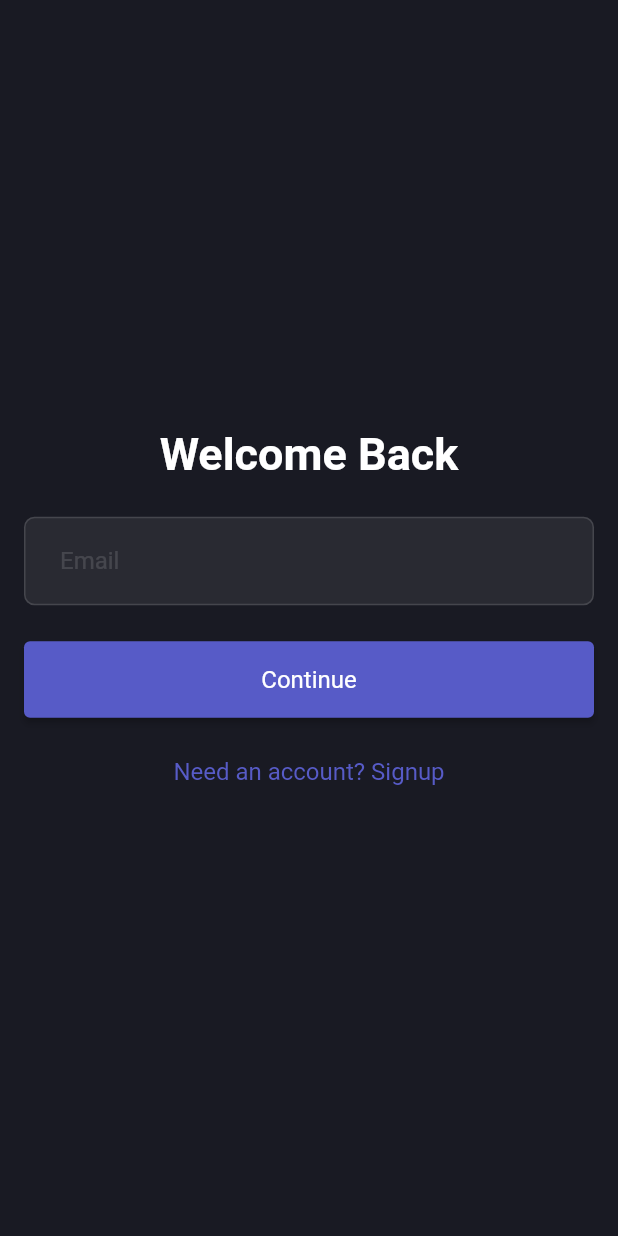
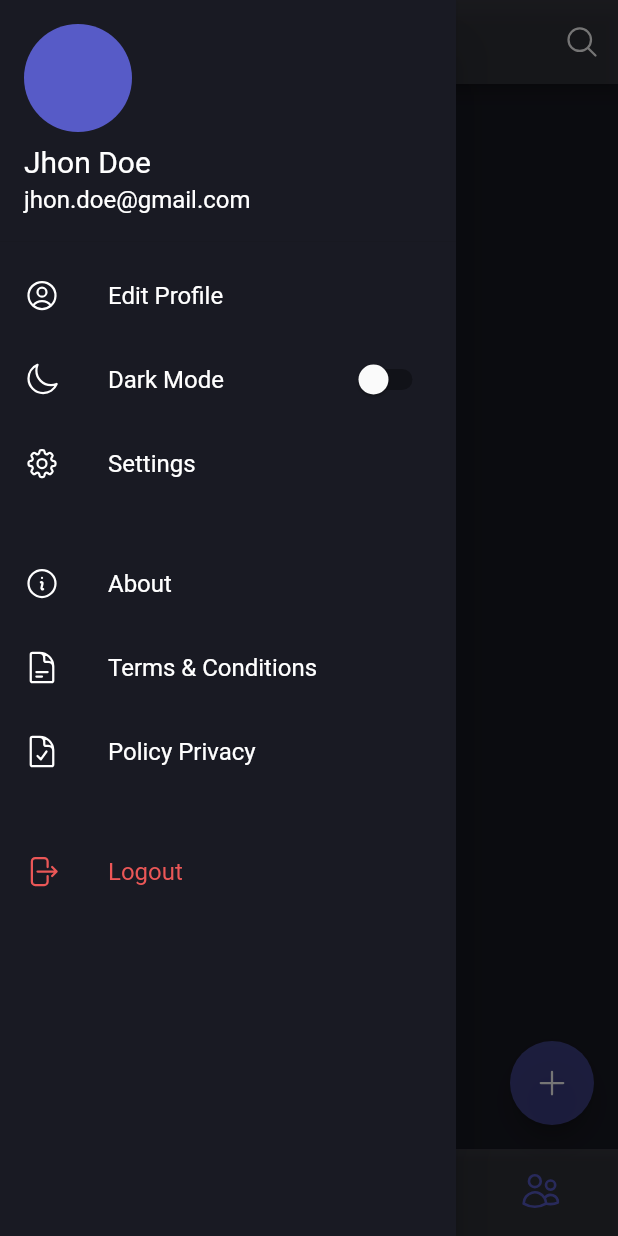
Before and after one commit to oussbad/delivery-App-, a Flutter app: the screen it shows after launch, with the side drawer open (before the commit the screen has no drawer), on a phone screen of 412 x 824 dp. Run offline on Flutter 3.47's test engine with Material 2 defaults, Android fonts, the phone set to English and light mode, and no system bars; our stand-ins replace device_preview, flutter_svg, get, get_storage, heroicons; statements that could not run were skipped.

Commit message:
feat: add home page

```diff
--- a/lib/src/app/resources/strings_manager.dart
+++ b/lib/src/app/resources/strings_manager.dart
@@ -36,6 +36,23 @@ class StringsManager {
       'to login please open your email and click the link in it';
 
   ///
+  /// Home Pages
+  ///
+  static const String orders = 'Orders';
+  static const String statistics = 'Statistics';
+  static const String notifications = 'Notifications';
+  static const String connections = 'Connections';
+
+  ///
+  /// Drawer
+  ///
+  static const String editProfile = 'Edit Profile';
+  static const String darkMode = 'Dark Mode';
+  static const String settings = 'Settings';
+  static const String about = 'About';
+  static const String logout = 'Logout';
+
+  ///
   /// Form Validation
   ///
   static const String requiredErrorMessage = "This field is required";
--- a/lib/src/app/routes/app_pages.dart
+++ b/lib/src/app/routes/app_pages.dart
@@ -3,6 +3,8 @@ import 'package:boxpend_flutter_android_app/src/presentation/auth/binds/signup_b
 import 'package:boxpend_flutter_android_app/src/presentation/auth/pages/email_verification_page.dart';
 import 'package:boxpend_flutter_android_app/src/presentation/auth/pages/signin_page.dart';
 import 'package:boxpend_flutter_android_app/src/presentation/auth/pages/signup_page.dart';
+import 'package:boxpend_flutter_android_app/src/presentation/home/binds/home_bind.dart';
+import 'package:boxpend_flutter_android_app/src/presentation/home/pages/home_page.dart';
 import 'package:boxpend_flutter_android_app/src/presentation/template/binds/template_bind.dart';
 import 'package:boxpend_flutter_android_app/src/presentation/template/pages/template_page.dart';
 import 'package:boxpend_flutter_android_app/src/presentation/welcome/binds/onboarding_bind.dart';
@@ -16,7 +18,7 @@ part 'app_routes.dart';
 class AppPages {
   AppPages._();
 
-  static const initial = AppRoutes.signIn;
+  static const initial = AppRoutes.home;
 
   static final pages = [
     // Just a simple template to copy from
@@ -59,5 +61,14 @@ class AppPages {
       name: _Paths.emailVerification,
       page: () => const EmailVerificationPage(),
     ),
+
+    ///
+    /// Home Pages
+    ///
+    GetPage(
+      name: _Paths.home,
+      page: () => const HomePage(),
+      binding: HomeBind(),
+    ),
   ];
 }
--- a/lib/src/app/routes/app_routes.dart
+++ b/lib/src/app/routes/app_routes.dart
@@ -17,6 +17,11 @@ abstract class _Paths {
   static const signUp = '/signup';
   static const signIn = '/signin';
   static const emailVerification = '/emailVerification';
+
+  ///
+  /// Home Pages
+  ///
+  static const home = '/home';
 }
 
 abstract class AppRoutes {
@@ -37,4 +42,9 @@ abstract class AppRoutes {
   static const signUp = _Paths.signUp;
   static const signIn = _Paths.signIn;
   static const emailVerification = _Paths.emailVerification;
+
+  ///
+  /// Home Pages
+  ///
+  static const home = _Paths.home;
 }
--- a/lib/src/app/themes/app_themes.dart
+++ b/lib/src/app/themes/app_themes.dart
@@ -1,5 +1,4 @@
 import 'package:boxpend_flutter_android_app/src/app/themes/app_palette.dart';
-import 'package:boxpend_flutter_android_app/src/app/themes/app_typography.dart';
 import 'package:flutter/material.dart';
 
 class AppThemes {
@@ -10,6 +9,17 @@ class AppThemes {
     primarySwatch: AppPalette.primarySwatch,
     scaffoldBackgroundColor: AppPalette.bg4,
     hintColor: AppPalette.inputBorder,
+    textTheme: TextTheme(
+      bodyMedium: TextStyle(
+        color: AppPalette.white,
+      ),
+      bodyLarge: TextStyle(
+        color: AppPalette.white,
+      ),
+      bodySmall: TextStyle(
+        color: AppPalette.white,
+      ),
+    ),
     inputDecorationTheme: InputDecorationTheme(
       filled: true,
       fillColor: AppPalette.inputBg,
@@ -31,5 +41,21 @@ class AppThemes {
         AppPalette.primarySwatch,
       ),
     ),
+    appBarTheme: AppBarTheme(
+      backgroundColor: AppPalette.inputBorder,
+    ),
+    drawerTheme: DrawerThemeData(
+      backgroundColor: AppPalette.bg4,
+    ),
+
+    bottomNavigationBarTheme: BottomNavigationBarThemeData(
+      elevation: 2,
+      selectedItemColor: AppPalette.white,
+      unselectedItemColor: AppPalette.primarySwatch,
+      showSelectedLabels: false,
+      showUnselectedLabels: false,
+      backgroundColor: AppPalette.inputBorder,
+      type: BottomNavigationBarType.fixed,
+    ),
   );
 }
--- a/lib/src/presentation/auth/pages/email_verification_page.dart
+++ b/lib/src/presentation/auth/pages/email_verification_page.dart
@@ -5,7 +5,7 @@ import 'package:boxpend_flutter_android_app/src/app/themes/app_typography.dart';
 import 'package:boxpend_flutter_android_app/src/app/widgets/utils/gap_widget.dart';
 import 'package:boxpend_flutter_android_app/src/app/widgets/utils/text_block_widget.dart';
 import 'package:flutter/material.dart';
-import 'package:get/get.dart';
+import 'package:heroicons/heroicons.dart';
 
 class EmailVerificationPage extends StatelessWidget {
   const EmailVerificationPage({super.key});
@@ -28,8 +28,8 @@ class EmailVerificationPage extends StatelessWidget {
     return Column(
       mainAxisAlignment: MainAxisAlignment.center,
       children: [
-        Icon(
-          Icons.email_outlined,
+        HeroIcon(
+          HeroIcons.envelope,
           color: AppPalette.primarySwatch,
           size: AppTypography.sizeXXL * 2,
         ),
--- /dev/null
+++ b/lib/src/presentation/home/controllers/home_controller.dart
@@ -0,0 +1,21 @@
+import 'package:boxpend_flutter_android_app/src/app/resources/strings_manager.dart';
+import 'package:boxpend_flutter_android_app/src/app/routes/app_pages.dart';
+import 'package:flutter/material.dart';
+import 'package:get/get.dart';
+
+class HomeController extends GetxController {
+  static HomeController get to => Get.find();
+
+  final scaffoldKey = GlobalKey<ScaffoldState>();
+  final List<String> navigationItems = [
+    StringsManager.orders,
+    StringsManager.statistics,
+    StringsManager.notifications,
+    StringsManager.connections,
+  ];
+  final RxInt currentIndex = 0.obs;
+
+  void openDrawer() => scaffoldKey.currentState!.openDrawer();
+  void changeScreen(int index) => currentIndex(index);
+  void goToAddNewOrderPage() => Get.offAllNamed(AppRoutes.template);
+}
--- /dev/null
+++ b/lib/src/presentation/home/controllers/sidebar_controller.dart
@@ -0,0 +1,25 @@
+import 'package:boxpend_flutter_android_app/src/app/routes/app_pages.dart';
+import 'package:get/get.dart';
+
+class SidebarController extends GetxController {
+  static SidebarController get to => Get.find();
+
+  final String avatar = '/avatar';
+  final String username = 'Jhon Doe';
+  final String email = 'jhon.doe@gmail.com';
+  final RxBool isDarkMode = false.obs;
+
+  void goToEditProfilePage() => Get.offAllNamed(AppRoutes.template);
+
+  void onDarkModeChanged(bool value) => isDarkMode(!isDarkMode.value);
+
+  void goToSettingsPage() => Get.offAllNamed(AppRoutes.template);
+
+  void goToAboutPage() => Get.offAllNamed(AppRoutes.template);
+
+  void goToTermsAndConditionsPage() => Get.offAllNamed(AppRoutes.template);
+
+  void goToPolicyPrivacyPage() => Get.offAllNamed(AppRoutes.template);
+
+  void signout() => Get.offAllNamed(AppRoutes.template);
+}
--- /dev/null
+++ b/lib/src/presentation/home/pages/home_page.dart
@@ -0,0 +1,97 @@
+import 'package:boxpend_flutter_android_app/src/app/resources/strings_manager.dart';
+import 'package:boxpend_flutter_android_app/src/app/themes/app_spacing.dart';
+import 'package:boxpend_flutter_android_app/src/app/widgets/utils/text_block_widget.dart';
+import 'package:boxpend_flutter_android_app/src/presentation/home/controllers/home_controller.dart';
+import 'package:boxpend_flutter_android_app/src/presentation/home/pages/connections_page.dart';
+import 'package:boxpend_flutter_android_app/src/presentation/home/pages/notifications_page.dart';
+import 'package:boxpend_flutter_android_app/src/presentation/home/pages/orders_page.dart';
+import 'package:boxpend_flutter_android_app/src/presentation/home/pages/statistics_page.dart';
+import 'package:boxpend_flutter_android_app/src/presentation/home/widgets/search_widget.dart';
+import 'package:boxpend_flutter_android_app/src/presentation/home/widgets/sidebar_widget.dart';
+import 'package:flutter/material.dart';
+import 'package:get/get.dart';
+import 'package:heroicons/heroicons.dart';
+
+class HomePage extends GetView<HomeController> {
+  const HomePage({super.key});
+
+  @override
+  Widget build(BuildContext context) {
+    return Scaffold(
+      key: controller.scaffoldKey,
+      appBar: AppBar(
+        title: Obx(
+          () => TextBlocKWidget.subTitle(
+            controller.navigationItems[controller.currentIndex.value],
+          ),
+        ),
+        leading: IconButton(
+          icon: const HeroIcon(HeroIcons.bars3),
+          onPressed: controller.openDrawer,
+        ),
+        actions: [
+          IconButton(
+            icon: const HeroIcon(HeroIcons.magnifyingGlass),
+            onPressed: () => showSearch(
+              context: context,
+              delegate: SearchWidget(),
+            ),
+          ),
+        ],
+      ),
+      drawer: const SidebarWidget(),
+      body: Padding(
+        padding: EdgeInsets.symmetric(
+          horizontal: AppSpacing.s_16,
+          vertical: AppSpacing.s_8,
+        ),
+        child: Obx(
+          () => IndexedStack(
+            index: controller.currentIndex.value,
+            children: const [
+              OrdersPage(),
+              StatisticsPage(),
+              NotificationsPage(),
+              ConnectionsPage(),
+            ],
+          ),
+        ),
+      ),
+      floatingActionButton: _buildFAB(),
+      bottomNavigationBar: _buildBottomNavigationBar(),
+    );
+  }
+
+  Widget _buildFAB() => FloatingActionButton(
+        onPressed: controller.goToAddNewOrderPage,
+        child: const HeroIcon(HeroIcons.plus),
+      );
+
+  Widget? _buildBottomNavigationBar() {
+    return Obx(
+      () => BottomNavigationBar(
+        currentIndex: controller.currentIndex.value,
+        onTap: controller.changeScreen,
+        iconSize: AppSpacing.s_28,
+        items: const [
+          BottomNavigationBarItem(
+            icon: HeroIcon(HeroIcons.cube),
+            label: StringsManager.orders,
+          ),
+          BottomNavigationBarItem(
+            icon: HeroIcon(HeroIcons.chartPie),
+            label: StringsManager.statistics,
+          ),
+          BottomNavigationBarItem(
+            icon: HeroIcon(HeroIcons.bell),
+            label: StringsManager.notifications,
+          ),
+          BottomNavigationBarItem(
+            icon: HeroIcon(HeroIcons.users),
+            label: StringsManager.connections,
+          ),
+        ],
+      ),
+    );
+  }
+}
--- /dev/null
+++ b/lib/src/presentation/home/pages/orders_page.dart
@@ -0,0 +1,12 @@
+import 'package:flutter/material.dart';
+
+class OrdersPage extends StatelessWidget {
+  const OrdersPage({super.key});
+
+  @override
+  Widget build(BuildContext context) {
+    return const SizedBox(
+      child: Text('Orders'),
+    );
+  }
+}
--- /dev/null
+++ b/lib/src/presentation/home/widgets/search_widget.dart
@@ -0,0 +1,32 @@
+import 'package:flutter/material.dart';
+import 'package:heroicons/heroicons.dart';
+
+class SearchWidget extends SearchDelegate {
+  @override
+  List<Widget> buildActions(BuildContext context) {
+    return [
+      IconButton(
+        icon: const HeroIcon(HeroIcons.xMark),
+        onPressed: () => query = '',
+      ),
+    ];
+  }
+
+  @override
+  Widget buildLeading(BuildContext context) {
+    return IconButton(
+      icon: const HeroIcon(HeroIcons.arrowLeft),
+      onPressed: () => close(context, null),
+    );
+  }
+
+  @override
+  Widget buildResults(BuildContext context) {
+    return const SizedBox.shrink();
+  }
+
+  @override
+  Widget buildSuggestions(BuildContext context) {
+    return const SizedBox.shrink();
+  }
+}
--- /dev/null
+++ b/lib/src/presentation/home/widgets/sidebar_widget.dart
@@ -0,0 +1,105 @@
+import 'package:boxpend_flutter_android_app/src/app/resources/strings_manager.dart';
+import 'package:boxpend_flutter_android_app/src/app/themes/app_palette.dart';
+import 'package:boxpend_flutter_android_app/src/app/widgets/utils/gap_widget.dart';
+import 'package:boxpend_flutter_android_app/src/app/widgets/utils/text_block_widget.dart';
+import 'package:boxpend_flutter_android_app/src/presentation/home/controllers/sidebar_controller.dart';
+import 'package:flutter/material.dart';
+import 'package:get/get.dart';
+import 'package:heroicons/heroicons.dart';
+
+class SidebarWidget extends GetView<SidebarController> {
+  const SidebarWidget({super.key});
+
+  @override
+  Widget build(BuildContext context) {
+    return Drawer(
+      child: ListView(
+        padding: EdgeInsets.zero,
+        children: [
+          _userAccountsDrawerHeader(),
+          _buildListTile(
+            label: StringsManager.editProfile,
+            icon: HeroIcons.userCircle,
+            onTaped: controller.goToEditProfilePage,
+          ),
+          _buildSwitch(),
+          _buildListTile(
+            label: StringsManager.settings,
+            icon: HeroIcons.cog8Tooth,
+            onTaped: controller.goToSettingsPage,
+          ),
+          GapWidget.spacing24(),
+          _buildListTile(
+            label: StringsManager.about,
+            icon: HeroIcons.informationCircle,
+            onTaped: controller.goToAboutPage,
+          ),
+          _buildListTile(
+            label: StringsManager.termsAndConditions,
+            icon: HeroIcons.documentText,
+            onTaped: controller.goToTermsAndConditionsPage,
+          ),
+          _buildListTile(
+            label: StringsManager.policyPrivacy,
+            icon: HeroIcons.documentCheck,
+            onTaped: controller.goToPolicyPrivacyPage,
+          ),
+          GapWidget.spacing24(),
+          _buildListTile(
+            label: StringsManager.logout,
+            icon: HeroIcons.arrowRightOnRectangle,
+            onTaped: controller.signout,
+            color: AppPalette.danger,
+          ),
+        ],
+      ),
+    );
+  }
+
+  Widget _userAccountsDrawerHeader() {
+    return UserAccountsDrawerHeader(
+      decoration: BoxDecoration(
+        color: AppPalette.bg4,
+      ),
+      currentAccountPicture: CircleAvatar(
+        //backgroundImage: NetworkImage(controller.avatar),
+        backgroundColor: AppPalette.primarySwatch,
+      ),
+      accountName: TextBlocKWidget.subTitle(controller.username),
+      accountEmail: TextBlocKWidget.body(controller.email),
+    );
+  }
+
+  Widget _buildSwitch() {
+    return ListTile(
+      title: TextBlocKWidget.body(StringsManager.darkMode),
+      leading: HeroIcon(
+        HeroIcons.moon,
+        color: AppPalette.white,
+      ),
+      trailing: Switch(
+        value: controller.isDarkMode.value,
+        onChanged: controller.onDarkModeChanged,
+      ),
+    );
+  }
+
+  Widget _buildListTile({
+    required String label,
+    required HeroIcons icon,
+    required VoidCallback onTaped,
+    Color? color,
+  }) {
+    return ListTile(
+      title: TextBlocKWidget.body(
+        label,
+        color: color ?? AppPalette.white,
+      ),
+      leading: HeroIcon(
+        color: color ?? AppPalette.white,
+        icon,
+      ),
+      onTap: onTaped,
+    );
+  }
+}
--- a/pubspec.yaml
+++ b/pubspec.yaml
@@ -12,6 +12,7 @@ dependencies:
   flutter_svg: ^1.1.6
   get: ^4.6.5
   get_storage: ^2.1.1
+  heroicons: ^0.7.0
 
 dev_dependencies:
   flutter_test:
```
Also changed, not shown: lib/src/presentation/home/binds/home_bind.dart (added, +15 -0 lines), lib/src/presentation/home/pages/connections_page.dart (added, +12 -0 lines), lib/src/presentation/home/pages/notifications_page.dart (added, +12 -0 lines), lib/src/presentation/home/pages/statistics_page.dart (added, +12 -0 lines), lib/src/presentation/template/pages/template_page.dart (+8 -27 lines), pubspec.lock.
